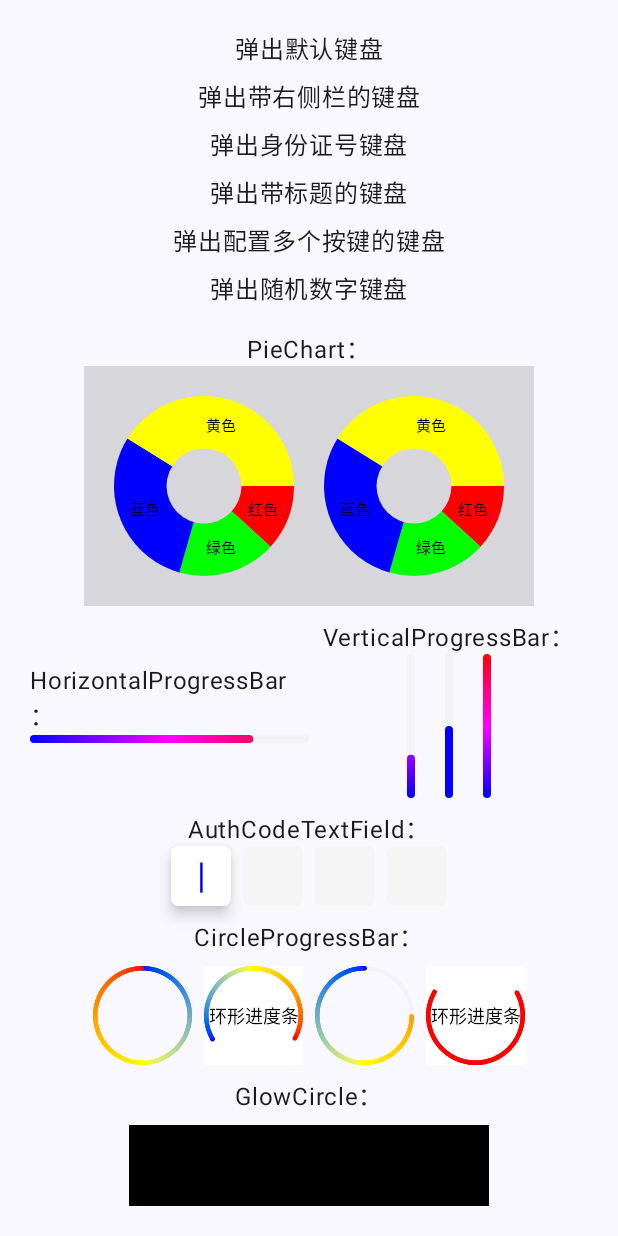
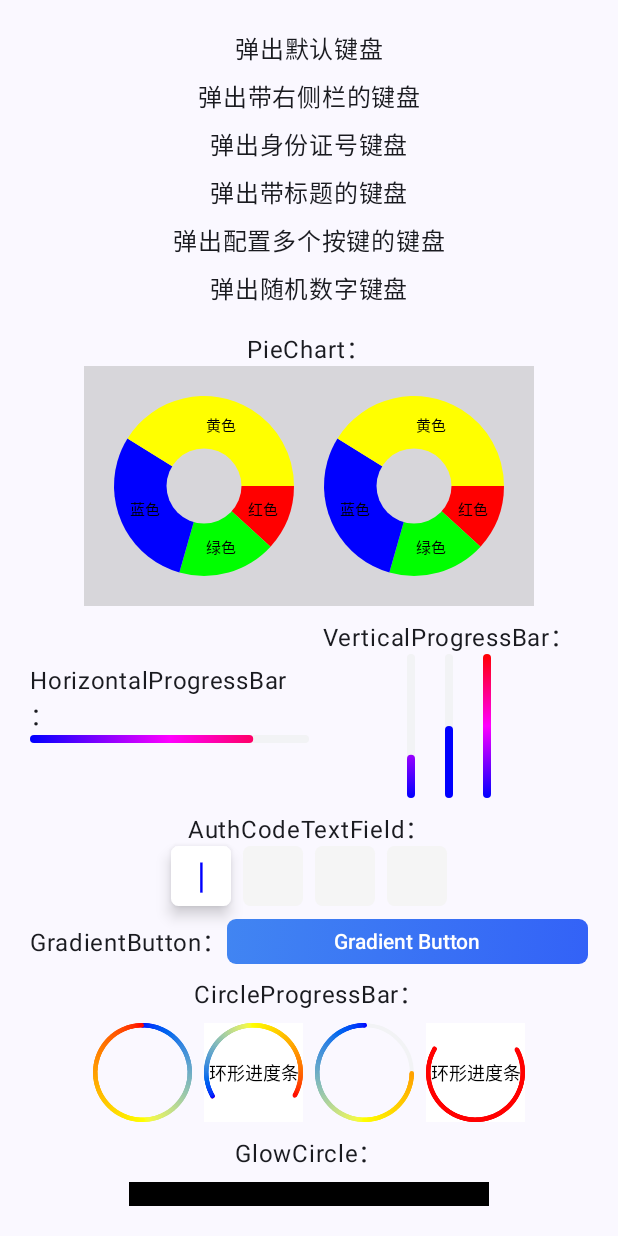
Before and after one commit to FPhoenixCorneaE/android-base-ui-compose, an Android app built with Jetpack Compose: the screen it shows after launch (MainActivity), on a phone screen of 412 x 824 dp. Run offline under Robolectric (Android 15) with nearby library versions, the phone set to English and light mode, and no system bars; our stand-ins replace accompanist; 4 statements that could not run were skipped.

Commit message:
feat: 添加自定义渐变背景按钮[GradientButton]

```diff
--- a/app/src/main/java/com/fphoenixcorneae/widget/MainActivity.kt
+++ b/app/src/main/java/com/fphoenixcorneae/widget/MainActivity.kt
@@ -23,6 +23,7 @@ import androidx.compose.foundation.layout.width
 import androidx.compose.foundation.pager.HorizontalPager
 import androidx.compose.foundation.pager.rememberPagerState
 import androidx.compose.foundation.rememberScrollState
+import androidx.compose.foundation.shape.RoundedCornerShape
 import androidx.compose.foundation.verticalScroll
 import androidx.compose.material3.MaterialTheme
 import androidx.compose.material3.Surface
@@ -37,9 +38,11 @@ import androidx.compose.runtime.setValue
 import androidx.compose.ui.Alignment
 import androidx.compose.ui.ExperimentalComposeUiApi
 import androidx.compose.ui.Modifier
+import androidx.compose.ui.graphics.Brush
 import androidx.compose.ui.graphics.Color
 import androidx.compose.ui.text.TextStyle
 import androidx.compose.ui.text.buildAnnotatedString
+import androidx.compose.ui.text.font.FontWeight
 import androidx.compose.ui.unit.dp
 import androidx.compose.ui.unit.sp
 import com.fphoenixcorneae.compose.clickableNoRipple
@@ -324,6 +327,30 @@ class MainActivity : ComponentActivity() {
                                     cursorCharacter = "|",
                                 )
                             }
+                            Row(
+                                verticalAlignment = Alignment.CenterVertically,
+                                horizontalArrangement = Arrangement.Center
+                            ) {
+                                Text(text = "GradientButton：")
+                                GradientButton(
+                                    modifier = Modifier
+                                        .fillMaxWidth()
+                                        .height(30.dp),
+                                    text = "Gradient Button",
+                                    textStyle = TextStyle(
+                                        color = Color.White,
+                                        fontSize = 14.sp,
+                                        fontWeight = FontWeight.W500
+                                    ),
+                                    gradientBrush = Brush.linearGradient(
+                                        listOf(
+                                            Color(0xFF4185F2),
+                                            Color(0xFF3362F7)
+                                        )
+                                    ),
+                                    shape = RoundedCornerShape(6.dp),
+                                )
+                            }
                             Text(text = "CircleProgressBar：")
                             Row(verticalAlignment = Alignment.CenterVertically) {
                                 CircleProgressBar(
--- /dev/null
+++ b/custom-widget/src/main/java/com/fphoenixcorneae/widget/GradientButton.kt
@@ -0,0 +1,84 @@
+package com.fphoenixcorneae.widget
+
+import androidx.compose.foundation.background
+import androidx.compose.foundation.layout.Box
+import androidx.compose.foundation.layout.PaddingValues
+import androidx.compose.foundation.layout.fillMaxSize
+import androidx.compose.foundation.layout.fillMaxWidth
+import androidx.compose.foundation.layout.height
+import androidx.compose.foundation.shape.RoundedCornerShape
+import androidx.compose.material3.Button
+import androidx.compose.material3.ButtonDefaults
+import androidx.compose.material3.Text
+import androidx.compose.runtime.Composable
+import androidx.compose.ui.Alignment
+import androidx.compose.ui.Modifier
+import androidx.compose.ui.graphics.Brush
+import androidx.compose.ui.graphics.Color
+import androidx.compose.ui.graphics.Shape
+import androidx.compose.ui.text.TextStyle
+import androidx.compose.ui.text.font.FontWeight
+import androidx.compose.ui.tooling.preview.Preview
+import androidx.compose.ui.unit.dp
+import androidx.compose.ui.unit.sp
+
+/**
+ * 渐变背景按钮
+ * @param gradientBrush 渐变画笔
+ */
+@Composable
+fun GradientButton(
+    modifier: Modifier = Modifier,
+    text: String,
+    textStyle: TextStyle = TextStyle.Default,
+    gradientBrush: Brush,
+    shape: Shape = ButtonDefaults.shape,
+    onClick: () -> Unit = { },
+) {
+    Button(
+        onClick = {
+            onClick()
+        },
+        modifier = modifier,
+        shape = shape,
+        colors = ButtonDefaults.buttonColors(
+            containerColor = Color.Transparent,
+        ),
+        contentPadding = PaddingValues(),
+    ) {
+        Box(
+            modifier = Modifier
+                .fillMaxSize()
+                .background(brush = gradientBrush),
+            contentAlignment = Alignment.Center,
+        ) {
+            Text(
+                text = text,
+                style = textStyle,
+            )
+        }
+    }
+}
+
+@Preview
+@Composable
+fun PreviewGradientButton() {
+    GradientButton(
+        modifier = Modifier
+            .fillMaxWidth()
+            .height(30.dp),
+        text = "Gradient Button",
+        textStyle = TextStyle(
+            color = Color.White,
+            fontSize = 14.sp,
+            fontWeight = FontWeight.W500
+        ),
+        gradientBrush = Brush.linearGradient(
+            listOf(
+                Color(0xFF4185F2),
+                Color(0xFF3362F7)
+            )
+        ),
+        shape = RoundedCornerShape(6.dp),
+    )
+}
```
Also changed, not shown: 1 other file.
